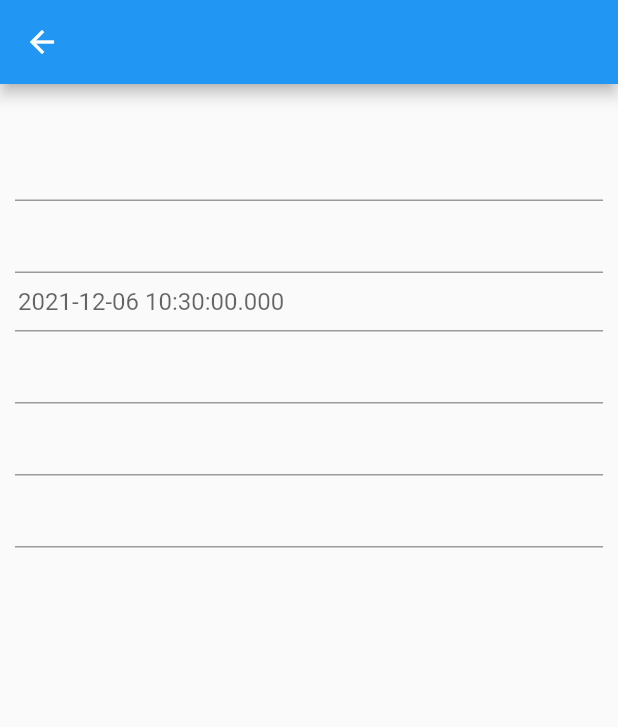
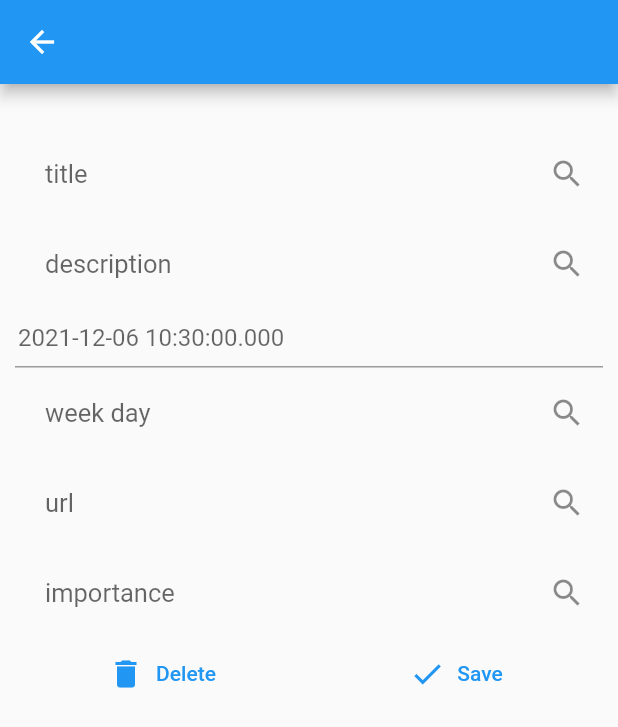
Before and after one commit to binhlecong/class_notifier, a Flutter app: the screen it shows after launch, after a tap on the "add" icon, on a phone screen of 412 x 824 dp. Shown: the top 727 px of the screen. Run offline on Flutter 3.47's test engine with Material 2 defaults, Android fonts, the light colour scheme and no system bars; drawn by our look-alikes of datetime_picker_formfield; our stand-ins replace sqflite; accounts and stored records are empty.

Commit message:
fix - databse bug - id not update leads to overriding

```diff
--- a/lib/models/classroom.dart
+++ b/lib/models/classroom.dart
@@ -1,39 +1,41 @@
 import 'package:flutter/material.dart';
 
 class Classroom {
-  final int id;
-  final String title;
-  final DateTime dateTime;
-  final int weekDays;
-  final String description;
-  final String url;
-  final int importance;
+  int? id;
+  String? title;
+  DateTime? dateTime;
+  int? weekDays;
+  String? description;
+  String? url;
+  int? importance;
 
-  Classroom({
-    required this.id,
-    required this.title,
-    required this.description,
-    required this.dateTime,
-    required this.weekDays,
-    required this.url,
-    required this.importance,
-  });
+  Classroom();
 
-  factory Classroom.fromMap(Map<String, dynamic> json) => Classroom(
-        id: json['id'],
-        title: json['title'],
-        description: json['description'],
-        dateTime: DateTime.parse(json['dateTime']),
-        weekDays: json['weekDays'],
-        url: json['url'],
-        importance: json['importance'],
-      );
+  Classroom.fromParams(String title, String description, DateTime dateTime,
+      int weekDays, String url, int importance) {
+    this.title = title;
+    this.description = description;
+    this.dateTime = dateTime;
+    this.weekDays = weekDays;
+    this.url = url;
+    this.importance = importance;
+  }
+
+  Classroom.fromMap(Map<String, dynamic> json) {
+    id = json['id'];
+    title = json['title'];
+    description = json['description'];
+    dateTime = DateTime.parse(json['dateTime']);
+    weekDays = json['weekDays'];
+    url = json['url'];
+    importance = json['importance'];
+  }
 
   Map<String, dynamic> toMap() => {
         'id': id,
         'title': title,
         'description': description,
-        'dateTime': dateTime.toIso8601String(),
+        'dateTime': dateTime!.toIso8601String(),
         'weekDays': weekDays,
         'url': url,
         'importance': importance,
--- a/lib/screens/classroompage.dart
+++ b/lib/screens/classroompage.dart
@@ -6,7 +6,7 @@ import 'package:intl/intl.dart';
 
 class ClassroomPage extends StatefulWidget {
   final Classroom? classroom;
-  ClassroomPage({@required this.classroom});
+  ClassroomPage({required this.classroom});
 
   @override
   _ClassroomPageState createState() => _ClassroomPageState();
@@ -28,13 +28,13 @@ class _ClassroomPageState extends State<ClassroomPage> {
   @override
   void initState() {
     if (widget.classroom != null) {
-      _id = widget.classroom!.id;
-      _title = widget.classroom!.title;
-      _description = widget.classroom!.description;
-      _dateTime = widget.classroom!.dateTime;
-      _weekDays = widget.classroom!.weekDays;
-      _url = widget.classroom!.url;
-      _importance = widget.classroom!.importance;
+      _id = widget.classroom!.id ?? 0;
+      _title = widget.classroom!.title ?? "";
+      _description = widget.classroom!.description ?? "";
+      _dateTime = widget.classroom!.dateTime ?? DateTime.now();
+      _weekDays = widget.classroom!.weekDays ?? 1;
+      _url = widget.classroom!.url ?? "";
+      _importance = widget.classroom!.importance ?? 1;
     }
 
     super.initState();
@@ -57,11 +57,25 @@ class _ClassroomPageState extends State<ClassroomPage> {
           child: ListView(
             children: [
               TextField(
+                decoration: const InputDecoration(
+                  hintStyle: TextStyle(fontSize: 17),
+                  hintText: 'title',
+                  suffixIcon: Icon(Icons.search),
+                  border: InputBorder.none,
+                  contentPadding: EdgeInsets.all(20),
+                ),
                 onChanged: (value) {
                   _title = value;
                 },
               ),
               TextField(
+                decoration: const InputDecoration(
+                  hintStyle: TextStyle(fontSize: 17),
+                  hintText: 'description',
+                  suffixIcon: Icon(Icons.search),
+                  border: InputBorder.none,
+                  contentPadding: EdgeInsets.all(20),
+                ),
                 onChanged: (value) {
                   _description = value;
                 },
@@ -94,19 +108,101 @@ class _ClassroomPageState extends State<ClassroomPage> {
                 },
               ),
               TextField(
+                decoration: const InputDecoration(
+                  hintStyle: TextStyle(fontSize: 17),
+                  hintText: 'week day',
+                  suffixIcon: Icon(Icons.search),
+                  border: InputBorder.none,
+                  contentPadding: EdgeInsets.all(20),
+                ),
                 onChanged: (value) {
                   _weekDays = int.tryParse(value) ?? 1;
                 },
               ),
               TextField(
+                decoration: const InputDecoration(
+                  hintStyle: TextStyle(fontSize: 17),
+                  hintText: 'url',
+                  suffixIcon: Icon(Icons.search),
+                  border: InputBorder.none,
+                  contentPadding: EdgeInsets.all(20),
+                ),
                 onChanged: (value) {
                   _url = value;
                 },
               ),
               TextField(
+                decoration: const InputDecoration(
+                  hintStyle: TextStyle(fontSize: 17),
+                  hintText: 'importance',
+                  suffixIcon: Icon(Icons.search),
+                  border: InputBorder.none,
+                  contentPadding: EdgeInsets.all(20),
+                ),
                 onChanged: (value) {
                   _importance = int.tryParse(value) ?? 1;
                 },
+              ),
+              Expanded(
+                child: Column(
+                  mainAxisAlignment: MainAxisAlignment.end,
+                  children: [
+                    Row(
+                      mainAxisAlignment: MainAxisAlignment.center,
+                      children: [
+                        Expanded(
+                          child: TextButton.icon(
+                            icon: const Icon(Icons.delete),
+                            label: const Text('Delete'),
+                            onPressed: () async {
+                              if (widget.classroom == null) {
+                                await _databaseHelper.deleteClassroom(_id);
+                              }
+                              Navigator.pop(context);
+                            },
+                          ),
+                        ),
+                        Expanded(
+                          child: TextButton.icon(
+                            icon: const Icon(
+                              Icons.check,
+                            ),
+                            label: const Text('Save'),
+                            onPressed: () async {
+                              if (widget.classroom == null) {
+                                Classroom newEvent = Classroom.fromParams(
+                                  _title,
+                                  _description,
+                                  _dateTime,
+                                  _weekDays,
+                                  _url,
+                                  _importance,
+                                );
+
+                                _id = await _databaseHelper
+                                    .insertClassroom(newEvent);
+                              } else {
+                                Classroom thisClassroom =
+                                    await _databaseHelper.getClassroom(_id);
+                                thisClassroom.title = _title;
+                                thisClassroom.description = _description;
+                                thisClassroom.dateTime = _dateTime;
+                                thisClassroom.weekDays = _weekDays;
+                                thisClassroom.url = _url;
+                                thisClassroom.importance = _importance;
+
+                                _id = await _databaseHelper
+                                    .updateClassroom(thisClassroom);
+                              }
+
+                              Navigator.pop(context);
+                            },
+                          ),
+                        )
+                      ],
+                    ),
+                  ],
+                ),
               ),
             ],
           ),
--- a/lib/screens/homepage.dart
+++ b/lib/screens/homepage.dart
@@ -1,3 +1,5 @@
+import 'package:class_notifier/database/db_helper.dart';
+import 'package:class_notifier/models/classroom.dart';
 import 'package:flutter/material.dart';
 
 import 'classroompage.dart';
@@ -10,6 +12,8 @@ class HomePage extends StatefulWidget {
 }
 
 class _HomePageState extends State<HomePage> {
+  final DatabaseHelper _dbHelper = DatabaseHelper();
+
   @override
   Widget build(BuildContext context) {
     return Scaffold(
@@ -24,8 +28,34 @@ class _HomePageState extends State<HomePage> {
                 crossAxisAlignment: CrossAxisAlignment.start,
                 children: [
                   Expanded(
-                    child: SizedBox(
-                      height: 100,
+                    child: FutureBuilder<List<Classroom>>(
+                      initialData: const [],
+                      future: _dbHelper.getClassrooms(),
+                      builder: (context, snapshot) {
+                        return ListView.builder(
+                          itemCount: snapshot.data!.length,
+                          itemBuilder: (context, index) {
+                            return GestureDetector(
+                              onTap: () {
+                                Navigator.push(
+                                  context,
+                                  MaterialPageRoute(
+                                    builder: (context) => ClassroomPage(
+                                      classroom: snapshot.data![index],
+                                    ),
+                                  ),
+                                ).then(
+                                  (value) {
+                                    setState(() {});
+                                  },
+                                );
+                              },
+                              child: Text(
+                                  snapshot.data![index].title ?? "Nothing"),
+                            );
+                          },
+                        );
+                      },
                     ),
                   ),
                 ],
@@ -40,7 +70,11 @@ class _HomePageState extends State<HomePage> {
                   onPressed: () {
                     Navigator.push(
                       context,
-                      MaterialPageRoute(builder: (context) => ClassroomPage()),
+                      MaterialPageRoute(
+                        builder: (context) => ClassroomPage(
+                          classroom: null,
+                        ),
+                      ),
                     ).then((value) {
                       setState(() {});
                     });
```
Also changed, not shown: lib/database/db_helper.dart (+26 -3 lines).
